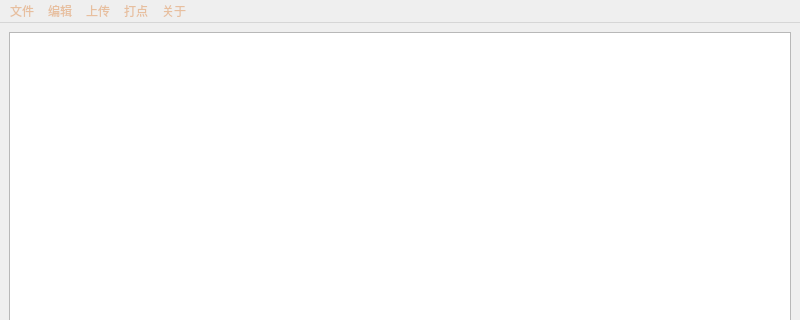
First picture: the form in Plain Text Editor/NPC-Editor/npceditor.ui, repository Marcus-P-114514/Genshin-Impact-BWiKi-NPC-Editor, before the edit; both pictures show x 0 to 800 and y 0 to 320 of the 800 by 600 pixel window.
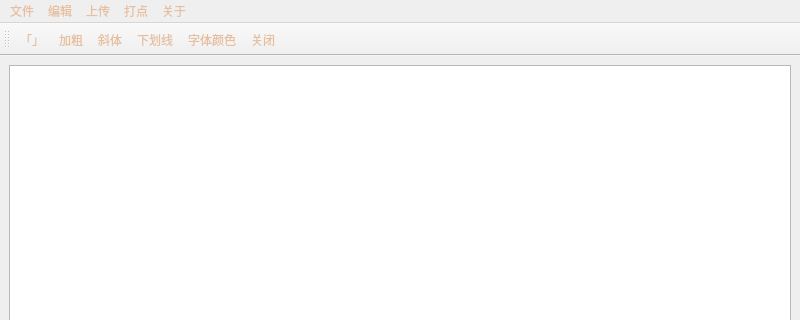
Second picture: the form after the edit.

Commit message:
Added: Insert Special Characters
As described...

Patch:
```diff
--- a/Plain Text Editor/NPC-Editor/npceditor.ui
+++ b/Plain Text Editor/NPC-Editor/npceditor.ui
@@ -94,6 +94,29 @@
    <addaction name="menu_4"/>
    <addaction name="menu_5"/>
   </widget>
+  <widget class="QToolBar" name="insert_special">
+   <property name="minimumSize">
+    <size>
+     <width>0</width>
+     <height>25</height>
+    </size>
+   </property>
+   <property name="windowTitle">
+    <string>toolBar</string>
+   </property>
+   <attribute name="toolBarArea">
+    <enum>TopToolBarArea</enum>
+   </attribute>
+   <attribute name="toolBarBreak">
+    <bool>false</bool>
+   </attribute>
+   <addaction name="insert_brackets"/>
+   <addaction name="bold"/>
+   <addaction name="italic"/>
+   <addaction name="underline"/>
+   <addaction name="color"/>
+   <addaction name="close_toolbar"/>
+  </widget>
   <action name="open_code">
    <property name="text">
     <string>打开</string>
@@ -259,6 +282,57 @@
     <string>Ctrl+N</string>
    </property>
   </action>
+  <action name="insert_brackets">
+   <property name="text">
+    <string>「」</string>
+   </property>
+   <property name="toolTip">
+    <string>插入半方括号</string>
+   </property>
+  </action>
+  <action name="bold">
+   <property name="text">
+    <string>加粗</string>
+   </property>
+   <property name="toolTip">
+    <string>加粗文本</string>
+   </property>
+  </action>
+  <action name="italic">
+   <property name="text">
+    <string>斜体</string>
+   </property>
+   <property name="toolTip">
+    <string>应用斜体</string>
+   </property>
+  </action>
+  <action name="underline">
+   <property name="text">
+    <string>下划线</string>
+   </property>
+   <property name="toolTip">
+    <string>添加下划线</string>
+   </property>
+  </action>
+  <action name="color">
+   <property name="text">
+    <string>字体颜色</string>
+   </property>
+   <property name="toolTip">
+    <string>新增字体颜色</string>
+   </property>
+  </action>
+  <action name="close_toolbar">
+   <property name="text">
+    <string>关闭</string>
+   </property>
+   <property name="toolTip">
+    <string>关闭浮动工具栏</string>
+   </property>
+   <property name="shortcut">
+    <string>Ctrl+Alt+C</string>
+   </property>
+  </action>
  </widget>
  <resources/>
  <connections/>
```
The commit also changes 7 other files.
